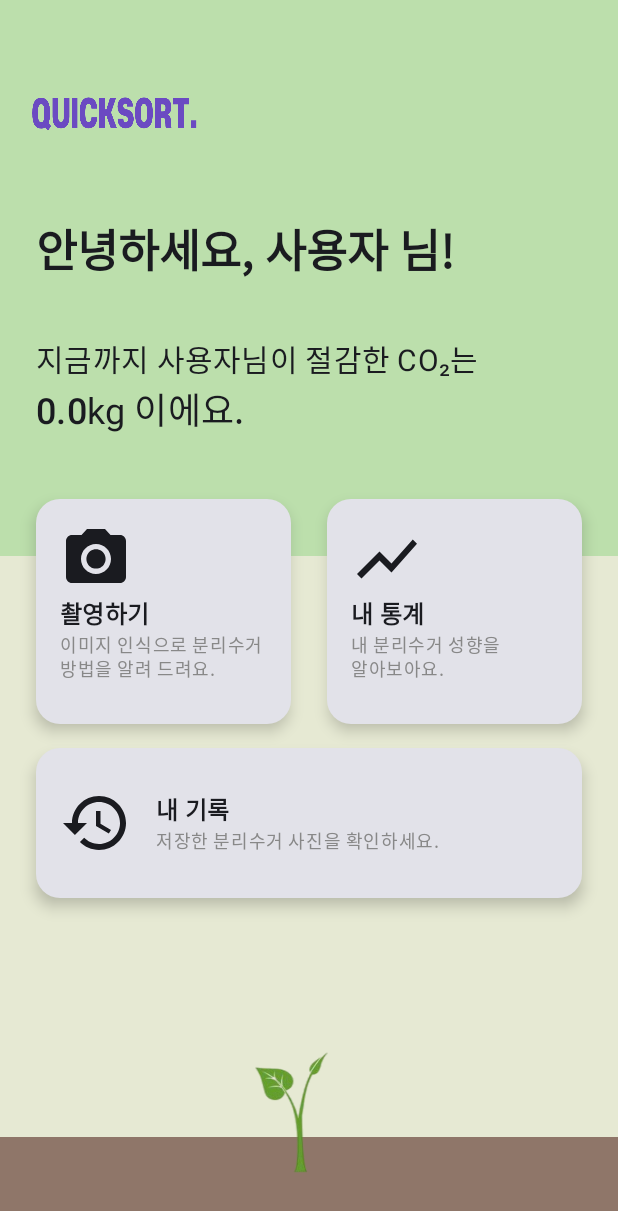
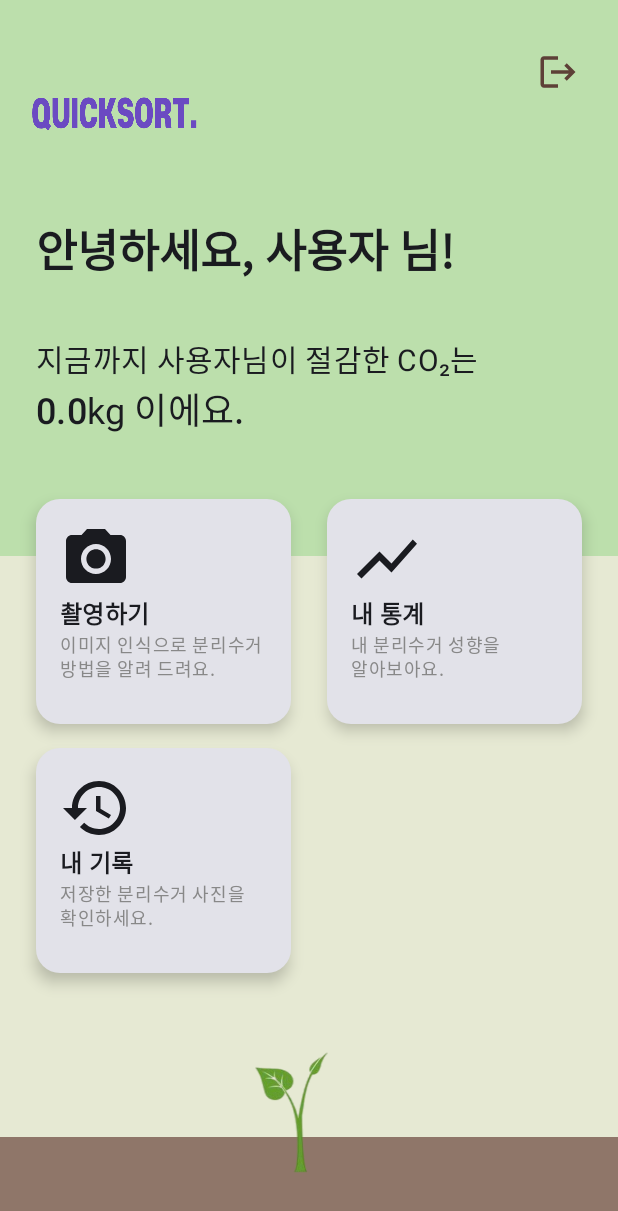
Before and after one commit to woojaeoh/Moblie_app_programming_quicksort, an Android app built with Jetpack Compose: the HomeScreen screen opened through its navigation route, on a phone screen of 412 x 824 dp. Shown: the top 1211 px of the screen. Run offline under Robolectric (Android 15) with nearby library versions, the phone set to English and light mode, and no system bars; our stand-ins replace Firebase (no records; nobody signed in at launch, a user with empty details on screens opened directly).

Commit message:
촬영하기 버튼 밑에 내 기록 버튼 추가 , 내가 이전에 저장한 사진 확인 가능 , HomeScreen 우상단에 로그아웃버튼 추가

```diff
--- a/AndroidStudioProjects/QuickSort/app/src/main/java/com/example/quicksort/HomeScreen.kt
+++ b/AndroidStudioProjects/QuickSort/app/src/main/java/com/example/quicksort/HomeScreen.kt
@@ -12,6 +12,7 @@ import androidx.compose.material.icons.Icons
 import androidx.compose.material.icons.filled.CameraAlt
 import androidx.compose.material.icons.filled.ShowChart
 import androidx.compose.material.icons.filled.History
+import androidx.compose.material.icons.filled.Logout
 import androidx.compose.material3.*
 import androidx.compose.runtime.*
 import androidx.compose.ui.Modifier
@@ -34,7 +35,8 @@ fun HomeScreen(
     onStatsClick: () -> Unit,
     authViewModel: AuthViewModel,
     aiViewModel: AiViewModel,
-    onHistoryClick: () -> Unit = {}
+    onHistoryClick: () -> Unit = {},
+    onLogoutClick: () -> Unit = {}
 ) {
     var userName by remember { mutableStateOf("사용자") }
     var CO2 by remember { mutableStateOf(0.0) }
@@ -106,14 +108,36 @@ fun HomeScreen(
                 .fillMaxSize()
                 .padding(bottom = 24.dp)
         ) {
-            // 로고
-            Image(
-                painter = painterResource(id = R.drawable.logo),
-                contentDescription = "App Logo",
+            // 로고와 로그아웃 버튼
+            Row(
                 modifier = Modifier
-                    .padding(top = 16.dp, start = 16.dp)
-                    .size(120.dp)
-            )
+                    .fillMaxWidth()
+                    .padding(top = 16.dp, start = 16.dp, end = 16.dp),
+                horizontalArrangement = Arrangement.SpaceBetween,
+                verticalAlignment = Alignment.Top
+            ) {
+                Image(
+                    painter = painterResource(id = R.drawable.logo),
+                    contentDescription = "App Logo",
+                    modifier = Modifier.size(120.dp)
+                )
+
+                IconButton(
+                    onClick = {
+                        authViewModel.signOut {
+                            onLogoutClick()
+                        }
+                    },
+                    modifier = Modifier.padding(top = 8.dp)
+                ) {
+                    Icon(
+                        imageVector = Icons.Default.Logout,
+                        contentDescription = "로그아웃",
+                        tint = Color(0xFF5D4037),
+                        modifier = Modifier.size(28.dp)
+                    )
+                }
+            }
 
 
             // 상단 텍스트
@@ -179,43 +203,19 @@ fun HomeScreen(
 
             Spacer(modifier = Modifier.height(16.dp))
 
-            // 히스토리 카드 (가로로 길게)
-            Card(
-                shape = RoundedCornerShape(16.dp),
-                elevation = CardDefaults.cardElevation(6.dp),
+            // 히스토리 메뉴 카드
+            Row(
                 modifier = Modifier
                     .fillMaxWidth()
-                    .padding(horizontal = 24.dp)
-                    .height(100.dp)
-                    .clickable { onHistoryClick() }
+                    .padding(horizontal = 24.dp),
+                horizontalArrangement = Arrangement.SpaceBetween
             ) {
-                Row(
-                    modifier = Modifier
-                        .fillMaxSize()
-                        .padding(16.dp),
-                    verticalAlignment = Alignment.CenterVertically,
-                    horizontalArrangement = Arrangement.Start
-                ) {
-                    Icon(
-                        imageVector = Icons.Default.History,
-                        contentDescription = null,
-                        modifier = Modifier.size(48.dp)
-                    )
-                    Spacer(modifier = Modifier.width(16.dp))
-                    Column {
-                        Text(
-                            text = "내 기록",
-                            style = MaterialTheme.typography.titleMedium.copy(
-                                fontWeight = FontWeight.Bold
-                            )
-                        )
-                        Text(
-                            text = "저장한 분리수거 사진을 확인하세요.",
-                            style = MaterialTheme.typography.bodySmall,
-                            color = Color.Gray
-                        )
-                    }
-                }
+                HomeMenuCard(
+                    icon = Icons.Default.History,
+                    title = "내 기록",
+                    subtitle = "저장한 분리수거 사진을\n확인하세요.",
+                    onClick = onHistoryClick
+                )
             }
 
             Spacer(modifier = Modifier.weight(1f))
--- a/AndroidStudioProjects/QuickSort/app/src/main/java/com/example/quicksort/MainActivity.kt
+++ b/AndroidStudioProjects/QuickSort/app/src/main/java/com/example/quicksort/MainActivity.kt
@@ -81,6 +81,11 @@ fun AppNavHost(navController: androidx.navigation.NavHostController) {
                 onCameraClick = { navController.navigate("camera") },
                 onStatsClick = { navController.navigate("stats") },
                 onHistoryClick = { navController.navigate("history") },
+                onLogoutClick = {
+                    navController.navigate("welcome") {
+                        popUpTo(0) { inclusive = true }
+                    }
+                },
                 authViewModel = authViewModel,
                 aiViewModel = aiViewModel
             )
```
